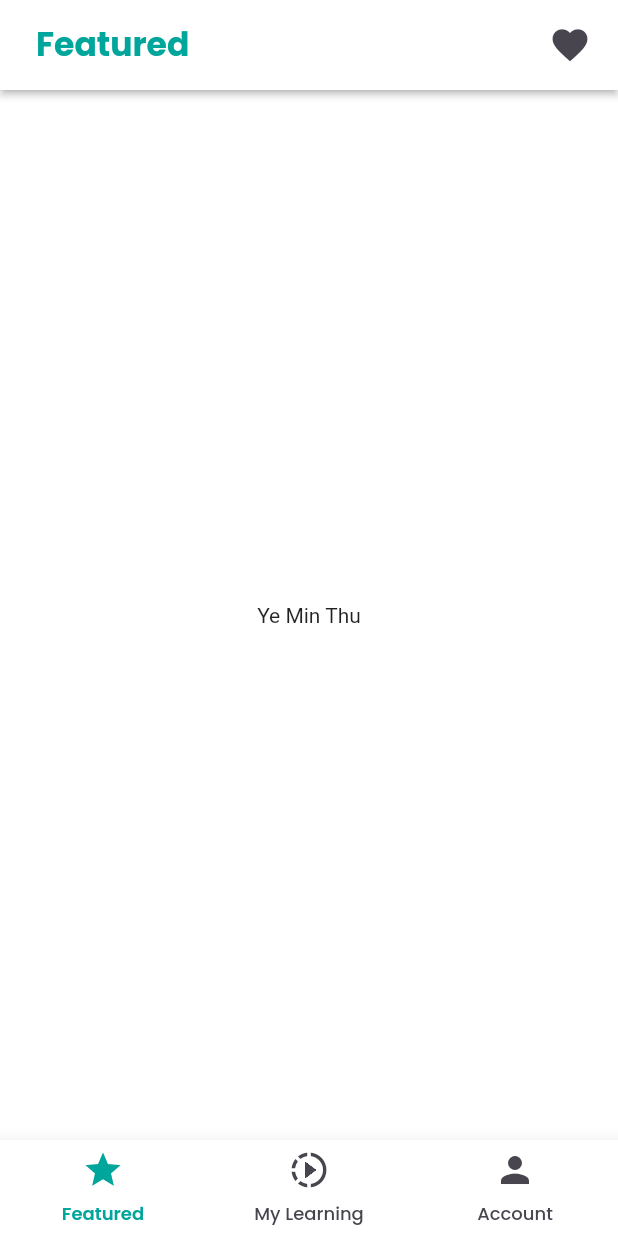
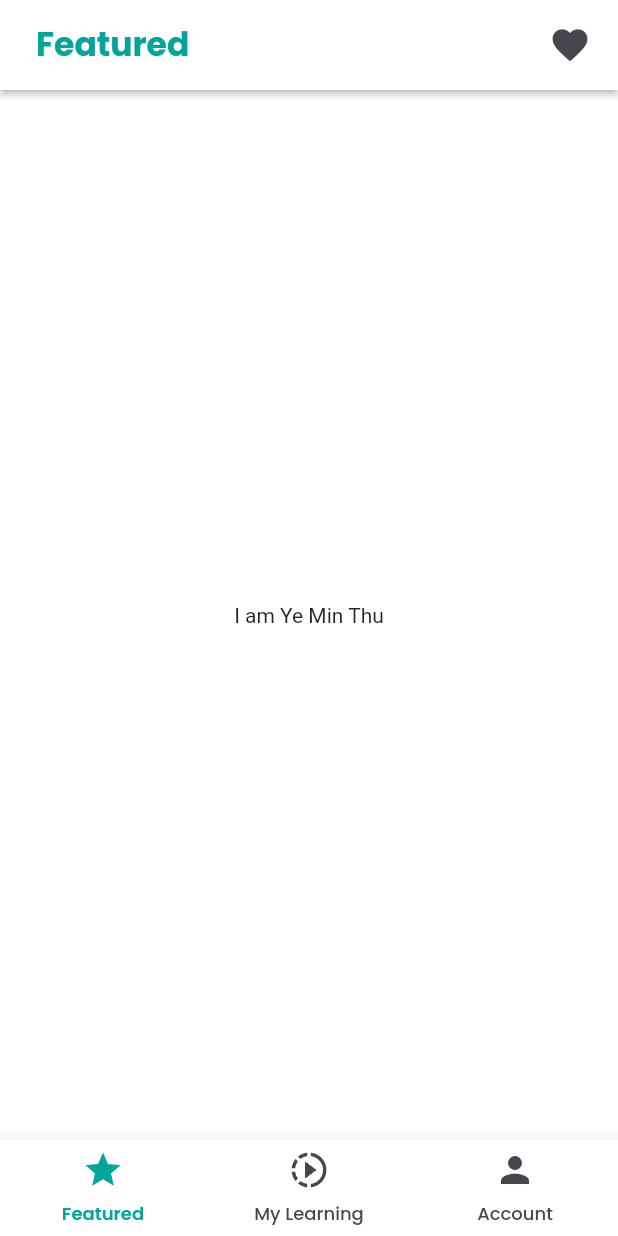
Before and after one commit to PyaeSoneHan246810/lae_lar_mel_flutter, a Flutter app: the screen it shows after launch, on a phone screen of 412 x 824 dp. Run offline on Flutter 3.47's test engine with Material 2 defaults, Android fonts, the phone set to English and light mode, and no system bars.

Commit message:
4/10/2023 1:29am

```diff
--- a/lib/app/pages/featured_page.dart
+++ b/lib/app/pages/featured_page.dart
@@ -42,7 +42,7 @@ class _FeaturedPageState extends State<FeaturedPage> {
       ),
       backgroundColor: AppColor.pureWhiteColor,
       body: const Center(
-        child: Text('Ye Min Thu'),
+        child: Text('I am Ye Min Thu'),
       ),
     );
   }
```
